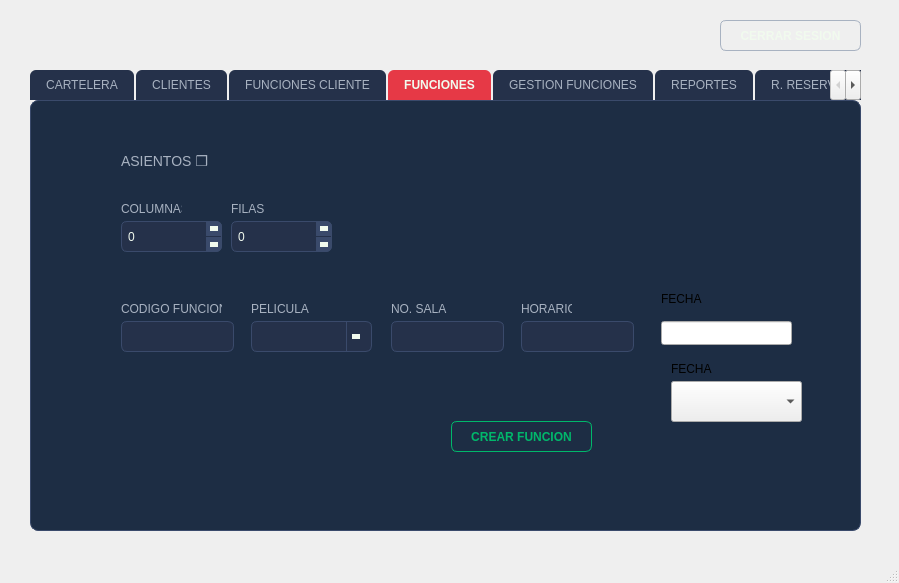
Qt form FASE3/mainwindow.ui (SABANd5/EDD_2S2026_PY_202303371) before a commit.
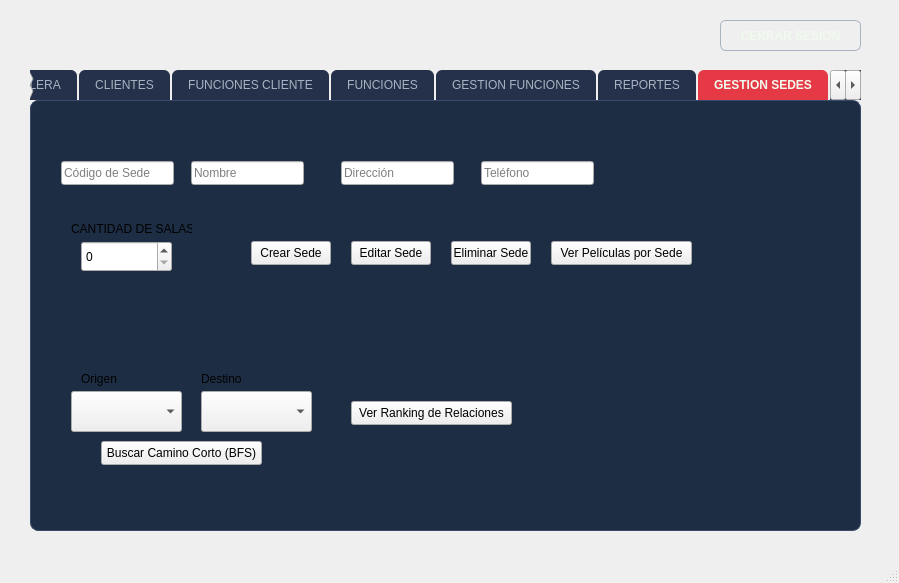
The same form after that commit. The open tabs and pages were chosen to show the change.

```diff
--- a/FASE3/mainwindow.ui
+++ b/FASE3/mainwindow.ui
@@ -4228,6 +4228,210 @@
         </property>
        </widget>
       </widget>
+      <widget class="QWidget" name="tab_17">
+       <attribute name="title">
+        <string>GESTION SEDES</string>
+       </attribute>
+       <widget class="QLineEdit" name="txtSedeCodigo">
+        <property name="geometry">
+         <rect>
+          <x>30</x>
+          <y>60</y>
+          <width>113</width>
+          <height>24</height>
+         </rect>
+        </property>
+        <property name="placeholderText">
+         <string>Código de Sede</string>
+        </property>
+       </widget>
+       <widget class="QLineEdit" name="txtSedeNombre">
+        <property name="geometry">
+         <rect>
+          <x>160</x>
+          <y>60</y>
+          <width>113</width>
+          <height>24</height>
+         </rect>
+        </property>
+        <property name="placeholderText">
+         <string>Nombre</string>
+        </property>
+       </widget>
+       <widget class="QLineEdit" name="txtSedeDir">
+        <property name="geometry">
+         <rect>
+          <x>310</x>
+          <y>60</y>
+          <width>113</width>
+          <height>24</height>
+         </rect>
+        </property>
+        <property name="placeholderText">
+         <string>Dirección</string>
+        </property>
+       </widget>
+       <widget class="QLineEdit" name="txtSedeTel">
+        <property name="geometry">
+         <rect>
+          <x>450</x>
+          <y>60</y>
+          <width>113</width>
+          <height>24</height>
+         </rect>
+        </property>
+        <property name="placeholderText">
+         <string>Teléfono</string>
+        </property>
+       </widget>
+       <widget class="QSpinBox" name="spinSedeSalas">
+        <property name="geometry">
+         <rect>
+          <x>50</x>
+          <y>140</y>
+          <width>91</width>
+          <height>31</height>
+         </rect>
+        </property>
+       </widget>
+       <widget class="QPushButton" name="btnSedeCrear">
+        <property name="geometry">
+         <rect>
+          <x>220</x>
+          <y>140</y>
+          <width>80</width>
+          <height>24</height>
+         </rect>
+        </property>
+        <property name="text">
+         <string>Crear Sede</string>
+        </property>
+       </widget>
+       <widget class="QPushButton" name="btnSedeEditar">
+        <property name="geometry">
+         <rect>
+          <x>320</x>
+          <y>140</y>
+          <width>80</width>
+          <height>24</height>
+         </rect>
+        </property>
+        <property name="text">
+         <string>Editar Sede</string>
+        </property>
+       </widget>
+       <widget class="QPushButton" name="btnSedeEliminar">
+        <property name="geometry">
+         <rect>
+          <x>420</x>
+          <y>140</y>
+          <width>80</width>
+          <height>24</height>
+         </rect>
+        </property>
+        <property name="text">
+         <string>Eliminar Sede</string>
+        </property>
+       </widget>
+       <widget class="QPushButton" name="btnSedePeliculas">
+        <property name="geometry">
+         <rect>
+          <x>520</x>
+          <y>140</y>
+          <width>141</width>
+          <height>24</height>
+         </rect>
+        </property>
+        <property name="text">
+         <string>Ver Películas por Sede</string>
+        </property>
+       </widget>
+       <widget class="QLabel" name="label_65">
+        <property name="geometry">
+         <rect>
+          <x>40</x>
+          <y>120</y>
+          <width>121</width>
+          <height>16</height>
+         </rect>
+        </property>
+        <property name="text">
+         <string>CANTIDAD DE SALAS</string>
+        </property>
+       </widget>
+       <widget class="QComboBox" name="cmbSedeOrigen">
+        <property name="geometry">
+         <rect>
+          <x>40</x>
+          <y>290</y>
+          <width>111</width>
+          <height>41</height>
+         </rect>
+        </property>
+       </widget>
+       <widget class="QComboBox" name="cmbSedeDestino">
+        <property name="geometry">
+         <rect>
+          <x>170</x>
+          <y>290</y>
+          <width>111</width>
+          <height>41</height>
+         </rect>
+        </property>
+       </widget>
+       <widget class="QLabel" name="label_66">
+        <property name="geometry">
+         <rect>
+          <x>50</x>
+          <y>270</y>
+          <width>49</width>
+          <height>16</height>
+         </rect>
+        </property>
+        <property name="text">
+         <string>Origen</string>
+        </property>
+       </widget>
+       <widget class="QLabel" name="label_67">
+        <property name="geometry">
+         <rect>
+          <x>170</x>
+          <y>270</y>
+          <width>49</width>
+          <height>16</height>
+         </rect>
+        </property>
+        <property name="text">
+         <string>Destino</string>
+        </property>
+       </widget>
+       <widget class="QPushButton" name="btnSedeCamino">
+        <property name="geometry">
+         <rect>
+          <x>70</x>
+          <y>340</y>
+          <width>161</width>
+          <height>24</height>
+         </rect>
+        </property>
+        <property name="text">
+         <string>Buscar Camino Corto (BFS)</string>
+        </property>
+       </widget>
+       <widget class="QPushButton" name="btnSedeRanking">
+        <property name="geometry">
+         <rect>
+          <x>320</x>
+          <y>300</y>
+          <width>161</width>
+          <height>24</height>
+         </rect>
+        </property>
+        <property name="text">
+         <string>Ver Ranking de Relaciones</string>
+        </property>
+       </widget>
+      </widget>
       <widget class="QWidget" name="tab_15">
        <attribute name="title">
         <string>R. RESERVAS</string>
```
Left out of the diff: 51 changed lines with no effect on the pictures.
